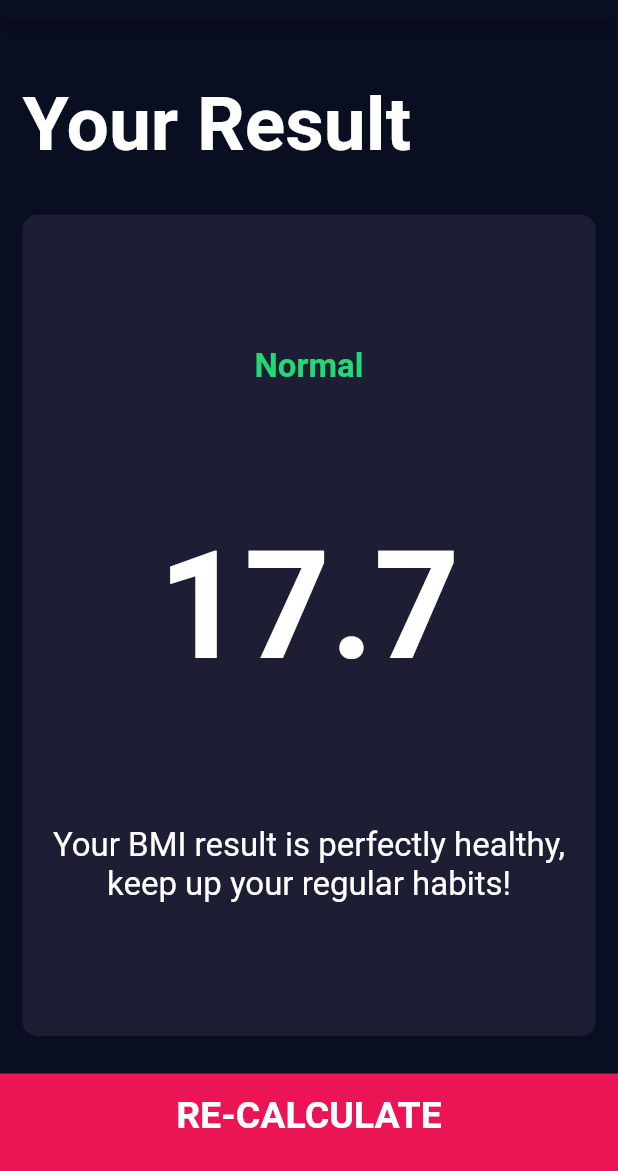
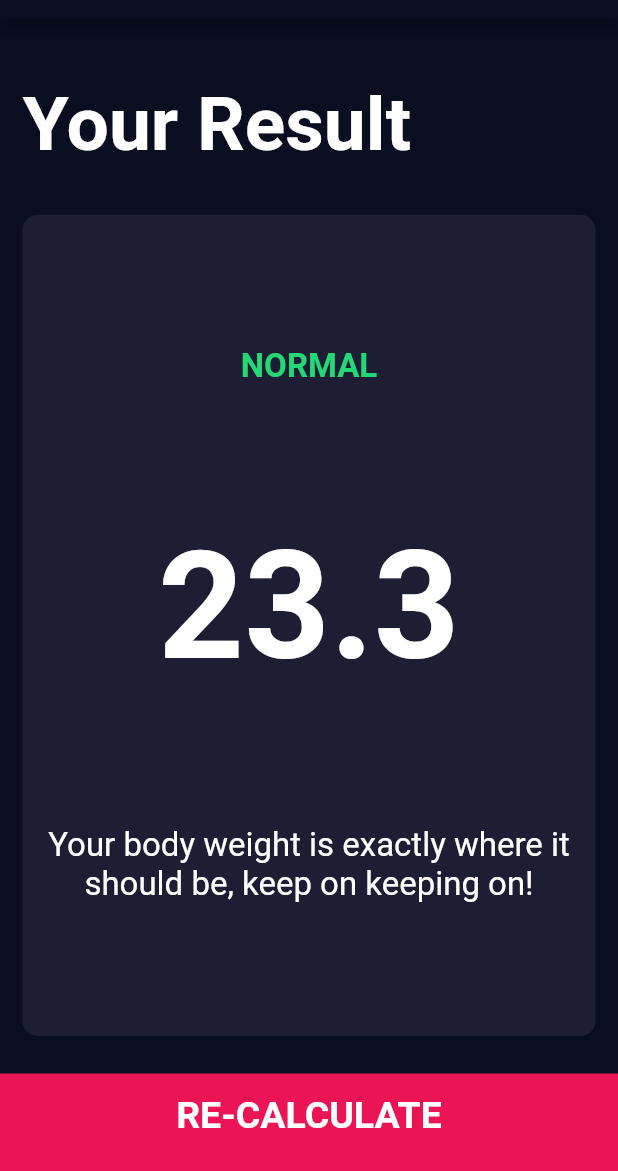
Before and after one commit to tddyer/bmi-calculator, a Flutter app: the screen it shows after launch, after a tap on "CALCULATE", on a phone screen of 412 x 824 dp, the part 65-1236 px from its top. Run offline on Flutter 3.47's test engine with Material 2 defaults, Android fonts, the phone set to English and light mode, and no system bars; our stand-ins replace font_awesome_flutter.

Commit message:
finishing touches - brought bmi data to results page

```diff
--- a/lib/screens/input_page.dart
+++ b/lib/screens/input_page.dart
@@ -212,7 +212,15 @@ class _InputPageState extends State<InputPage> {
             onTap: () {
               BMICalculator calc = BMICalculator(height: height, weight: weight);
 
-              Navigator.pushNamed(context, '/results');
+              Navigator.pushNamed(
+                context,
+                '/results',
+                arguments: {
+                  'bmiResult': calc.calculateBMI(),
+                  'resultText': calc.getResult(),
+                  'interpretation': calc.getInterpretation()
+                }
+              );
             },
           ),
         ],
--- a/lib/screens/results_page.dart
+++ b/lib/screens/results_page.dart
@@ -4,8 +4,12 @@ import 'package:bmi_calculator/constants.dart';
 import 'package:bmi_calculator/components/calculate_button.dart';
 
 class ResultsPage extends StatelessWidget {
+
   @override
   Widget build(BuildContext context) {
+
+    Map args = ModalRoute.of(context).settings.arguments;
+
     return Scaffold(
       appBar: AppBar(
         title: Text('BMI CALCULATOR'),
@@ -33,15 +37,15 @@ class ResultsPage extends StatelessWidget {
                 crossAxisAlignment: CrossAxisAlignment.center,
                 children: [
                   Text(
-                    'Normal',
+                    args['resultText'].toUpperCase(),
                     style: kResultsTextStyle,
                   ),
                   Text(
-                    '17.7',
+                    args['bmiResult'],
                     style: kBMITextStyle,
                   ),
                   Text(
-                    'Your BMI result is perfectly healthy, keep up your regular habits!',
+                    args['interpretation'],
                     textAlign: TextAlign.center,
                     style: kResultsBodyTextStyle,
                   ),
```
